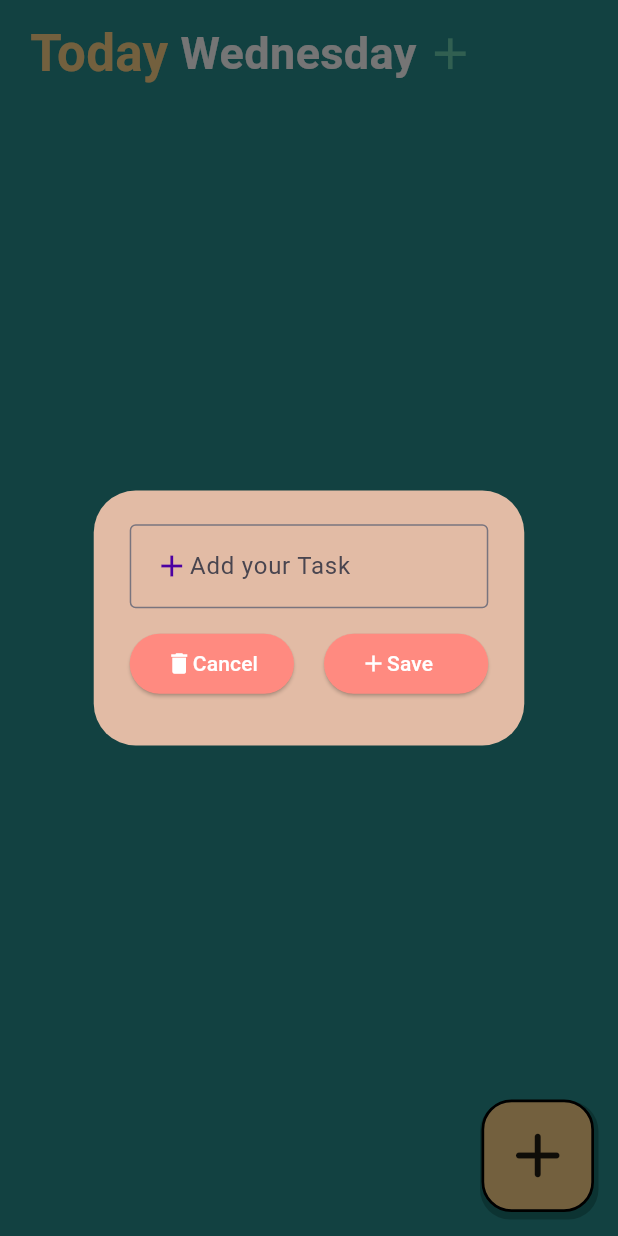
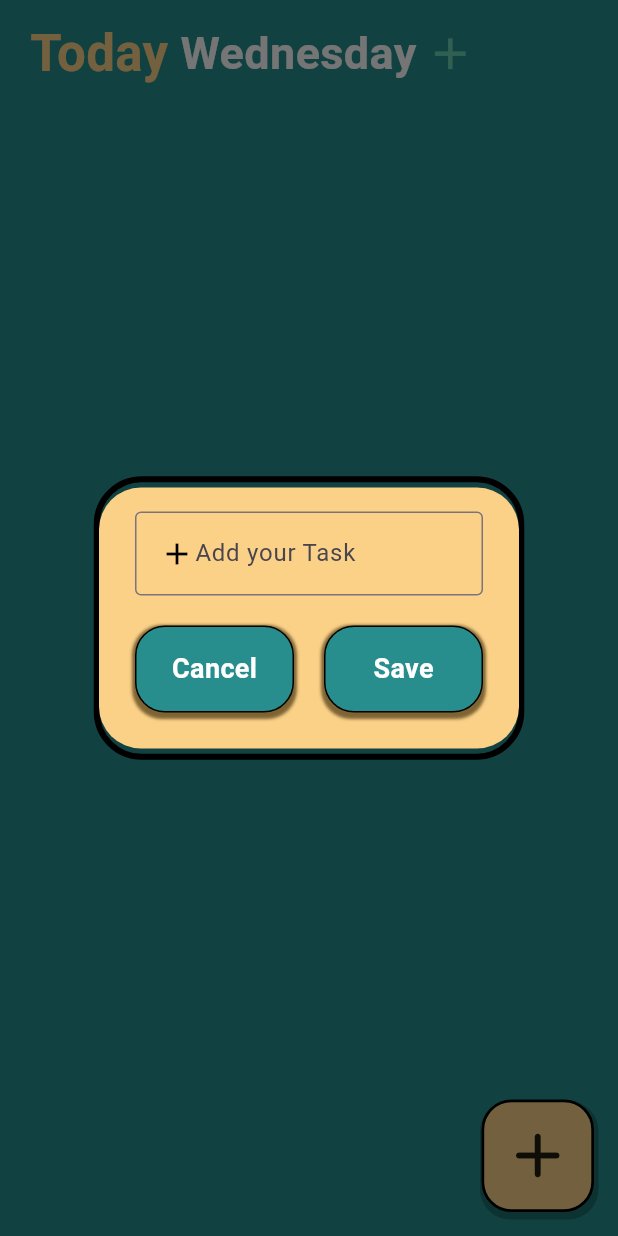
Before and after one commit to PrijeshBikramShahi/PRODIGY_AD_02, a Flutter app: the screen it shows after launch, after a tap on the "add" icon, on a phone screen of 412 x 824 dp. Run offline on Flutter 3.47's test engine with Material 3 defaults, Android fonts, the phone set to English and light mode, and no system bars; our stand-ins replace flutter_slidable, hive_flutter; accounts and stored records are empty.

Commit message:
improved dialog box

```diff
--- a/lib/utils/color_pallete.dart
+++ b/lib/utils/color_pallete.dart
@@ -3,6 +3,7 @@ import 'package:flutter/material.dart';
 class AppColors{
   static const Color backgroundColor =Color.fromARGB(255, 39, 142, 141);
   static const Color shadowColor =Color.fromARGB(255, 15, 81, 80);
+  static const Color shadowColor2 =Color.fromARGB(255, 126, 99, 51);
   static const Color defaultTileColor =Color.fromARGB(255, 177, 243, 222);
   static const Color checkedTileColor =Color.fromARGB(255, 226, 187, 165);
   static const Color todayTextColor =Color.fromARGB(255,251, 209, 136);
--- a/lib/utils/dialog_box.dart
+++ b/lib/utils/dialog_box.dart
@@ -17,15 +17,27 @@ class DialogBoxa extends StatelessWidget {
 
   @override
   Widget build(BuildContext context) {
-    return AlertDialog(
-      backgroundColor: AppColors.checkedTileColor,
+    return Stack(children: [
+      Center(
+        child: Container(
+          decoration: BoxDecoration(
+              border: Border.all(
+                width: 4,
+              ),
+              borderRadius: BorderRadius.circular(32)),
+          width: 287,
+          height: 189,
+        ),
+      ),
+      AlertDialog(
+        backgroundColor: AppColors.todayTextColor,
         content: SizedBox(
-        height: 130,
           child: Column(
             mainAxisSize: MainAxisSize.min,
             mainAxisAlignment: MainAxisAlignment.spaceAround,
             children: [
               TextField(
+                expands: false,
                 controller: controller,
                 decoration: const InputDecoration(
                   label: Row(
@@ -33,7 +45,7 @@ class DialogBoxa extends StatelessWidget {
                     children: [
                       Icon(
                         Icons.add,
-                      color: AppColors.butIconColor,
+                        color: Colors.black,
                       ),
                       Text("Add your Task"),
                     ],
@@ -42,6 +54,9 @@ class DialogBoxa extends StatelessWidget {
                   border: OutlineInputBorder(),
                 ),
               ),
+              const SizedBox(
+                height: 20,
+              ),
               Row(
                 mainAxisSize: MainAxisSize.min,
                 children: [
@@ -49,10 +64,6 @@ class DialogBoxa extends StatelessWidget {
                     child: MyButton(
                       text: "Cancel",
                       onPressed: onCancel,
-                    icon: const Icon(
-                      Icons.delete,
-                      color: Colors.white,
-                    ),
                     ),
                   ),
                   const SizedBox(
@@ -62,10 +73,6 @@ class DialogBoxa extends StatelessWidget {
                     child: MyButton(
                       text: "Save",
                       onPressed: onSave,
-                    icon: const Icon(
-                      Icons.add,
-                      color: Colors.white,
-                    ),
                     ),
                   ),
                 ],
@@ -73,6 +80,7 @@ class DialogBoxa extends StatelessWidget {
             ],
           ),
         ),
-    );
+      ),
+    ]);
   }
 }
--- a/lib/utils/my_button.dart
+++ b/lib/utils/my_button.dart
@@ -1,33 +1,47 @@
 import 'package:flutter/material.dart';
+import 'package:trac_to_do/utils/color_pallete.dart';
 
 class MyButton extends StatelessWidget {
-  const MyButton(
-      {super.key,
+  const MyButton({
+    super.key,
     required this.text,
     required this.onPressed,
-      required this.icon});
+  });
 
   final String text;
-  final Icon icon;
   final VoidCallback onPressed;
 
   @override
   Widget build(BuildContext context) {
-    return ElevatedButton(
-        onHover: (value) {
-          debugPrint(value.toString());
-        },
-        onFocusChange: (value) {},
-        style: ElevatedButton.styleFrom(backgroundColor: Colors.redAccent[100]),
-        onPressed: onPressed,
+    return GestureDetector(
+        onTap: onPressed,
+        child: Container(
+          decoration: BoxDecoration(
+            boxShadow: const [BoxShadow(
+              color: AppColors.shadowColor2,
+              blurRadius: 1,
+              spreadRadius: 2,
+              offset: Offset(0, 2),
+            )],
+            border: Border.all(),
+            borderRadius: BorderRadius.circular(20),
+            color: AppColors.backgroundColor,
+          ),
+          child: Padding(
+            padding: const EdgeInsets.all(0.0).copyWith(top: 15, bottom: 15),
             child: Row(
+              mainAxisAlignment: MainAxisAlignment.spaceEvenly,
               children: [
-            icon,
                 Text(
                   text,
-              style: TextStyle(color: Colors.white),
+                  style: const TextStyle(
+                    color: Colors.white,
+                    fontSize: 18,fontWeight: FontWeight.w600,
+                  ),
                 ),
               ],
+            ),
+          ),
         ));
   }
 }
```
Lines whose indentation alone changed are shown as unchanged.
